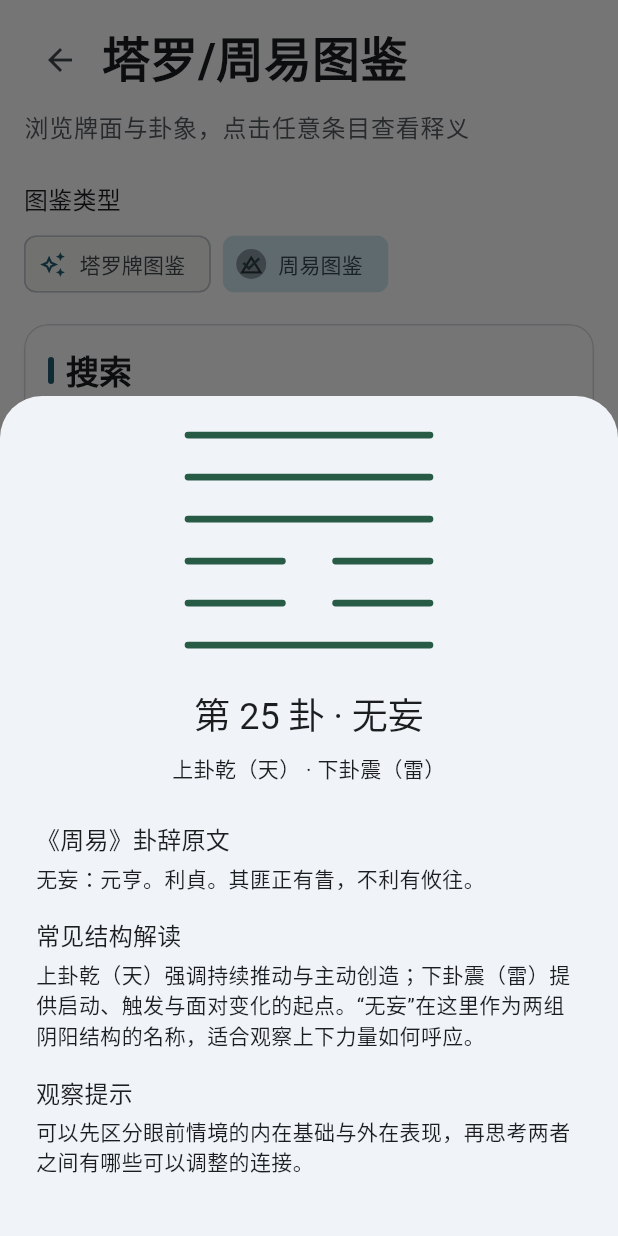
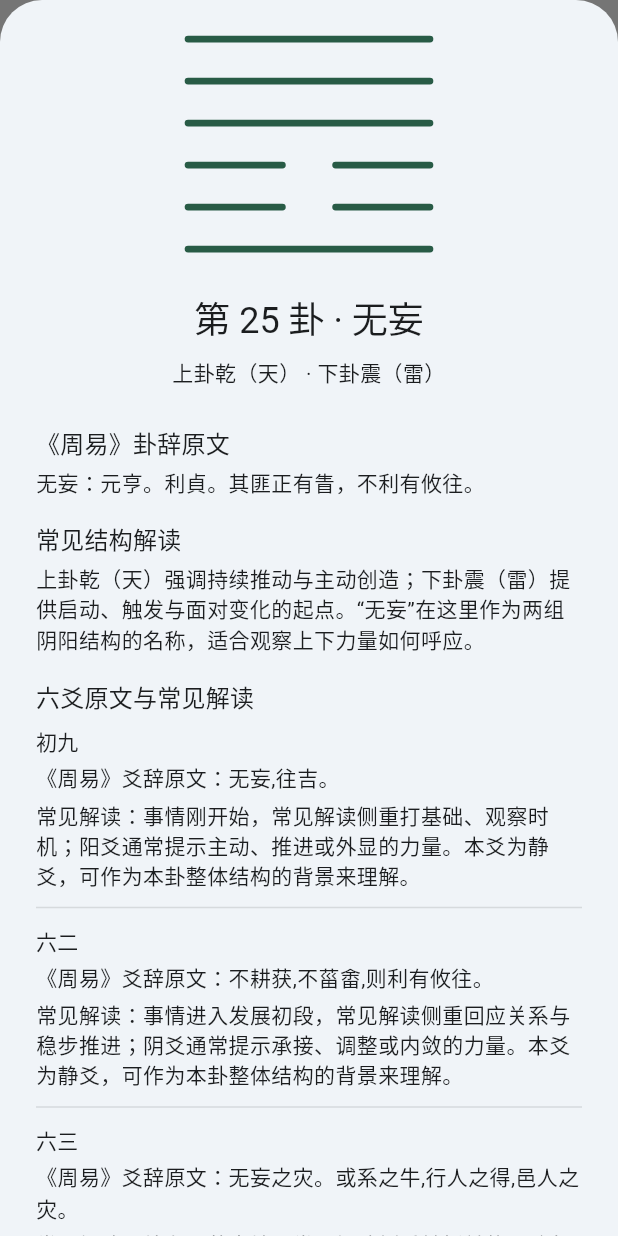
Before and after one commit to OhYee/pocketools, a Flutter app: the EncyclopediaToolPage screen opened directly with empty values, after a tap on "周易图鉴", after a tap on "无妄", on a phone screen of 412 x 824 dp. Run offline on Flutter 3.47's test engine with Material 3 defaults, Android fonts, the phone set to English and light mode, and no system bars; our stand-ins replace share_plus, shared_preferences, web; missing offline and left inert: dart:js_interop; accounts and stored records are empty.

Commit message:
fix: complete hexagram encyclopedia meanings

```diff
--- a/lib/features/encyclopedia/presentation/encyclopedia_tool_page.dart
+++ b/lib/features/encyclopedia/presentation/encyclopedia_tool_page.dart
@@ -90,7 +90,10 @@ final class _EncyclopediaToolPageState extends State<EncyclopediaToolPage> {
       showModalBottomSheet<void>(
         context: context,
         isScrollControlled: true,
-        builder: (_) => _HexagramMeaningSheet(hexagram: hexagram),
+        builder: (_) => _HexagramMeaningSheet(
+          hexagram: hexagram,
+          lineContents: LiuyaoContentCatalog.lineContentsFor(hexagram),
+        ),
       ),
     );
   }
@@ -645,9 +648,13 @@ final class _TarotMeaningSheet extends StatelessWidget {
 }
 
 final class _HexagramMeaningSheet extends StatelessWidget {
-  const _HexagramMeaningSheet({required this.hexagram});
+  const _HexagramMeaningSheet({
+    required this.hexagram,
+    required this.lineContents,
+  });
 
   final LiuyaoHexagram hexagram;
+  final Future<List<LiuyaoLineContent>> lineContents;
 
   @override
   Widget build(BuildContext context) {
@@ -687,6 +694,28 @@ final class _HexagramMeaningSheet extends StatelessWidget {
                 label: '常见结构解读',
                 value: content.structureSummary,
               ),
+              FutureBuilder<List<LiuyaoLineContent>>(
+                future: lineContents,
+                initialData: LiuyaoContentCatalog.cachedLineContentsFor(
+                  hexagram,
+                ),
+                builder: (context, snapshot) {
+                  final lines = snapshot.data;
+                  if (snapshot.hasError) {
+                    return const _EncyclopediaDetailField(
+                      label: '六爻原文与常见解读',
+                      value: '爻辞资源暂时无法读取，请稍后重试。',
+                    );
+                  }
+                  if (lines == null) {
+                    return const _EncyclopediaDetailField(
+                      label: '六爻原文与常见解读',
+                      value: '正在读取六爻原文…',
+                    );
+                  }
+                  return _EncyclopediaLineMeanings(lines: lines);
+                },
+              ),
               _EncyclopediaDetailField(
                 label: '观察提示',
                 value: content.reflectionPrompt,
@@ -697,6 +726,36 @@ final class _HexagramMeaningSheet extends StatelessWidget {
       ),
     );
   }
+}
+
+final class _EncyclopediaLineMeanings extends StatelessWidget {
+  const _EncyclopediaLineMeanings({required this.lines});
+
+  final List<LiuyaoLineContent> lines;
+
+  @override
+  Widget build(BuildContext context) => Padding(
+    key: const Key('encyclopedia-liuyao-line-meanings'),
+    padding: const EdgeInsets.only(bottom: AppSpacing.lg),
+    child: Column(
+      crossAxisAlignment: CrossAxisAlignment.start,
+      children: <Widget>[
+        Text('六爻原文与常见解读', style: Theme.of(context).textTheme.titleMedium),
+        const SizedBox(height: AppSpacing.sm),
+        for (final line in lines) ...<Widget>[
+          Text(line.title, style: Theme.of(context).textTheme.titleSmall),
+          const SizedBox(height: AppSpacing.xs),
+          Text('《周易》爻辞原文：${line.classicText}'),
+          const SizedBox(height: AppSpacing.xs),
+          Text(
+            '常见解读：${LiuyaoContentCatalog.commonLineInterpretation(content: line, moving: false)}',
+          ),
+          if (line.position != LiuyaoReading.lineCapacity)
+            const Divider(height: AppSpacing.xl),
+        ],
+      ],
+    ),
+  );
 }
 
 final class _EncyclopediaDetailField extends StatelessWidget {
```
Also changed, not shown: 2 other files.
